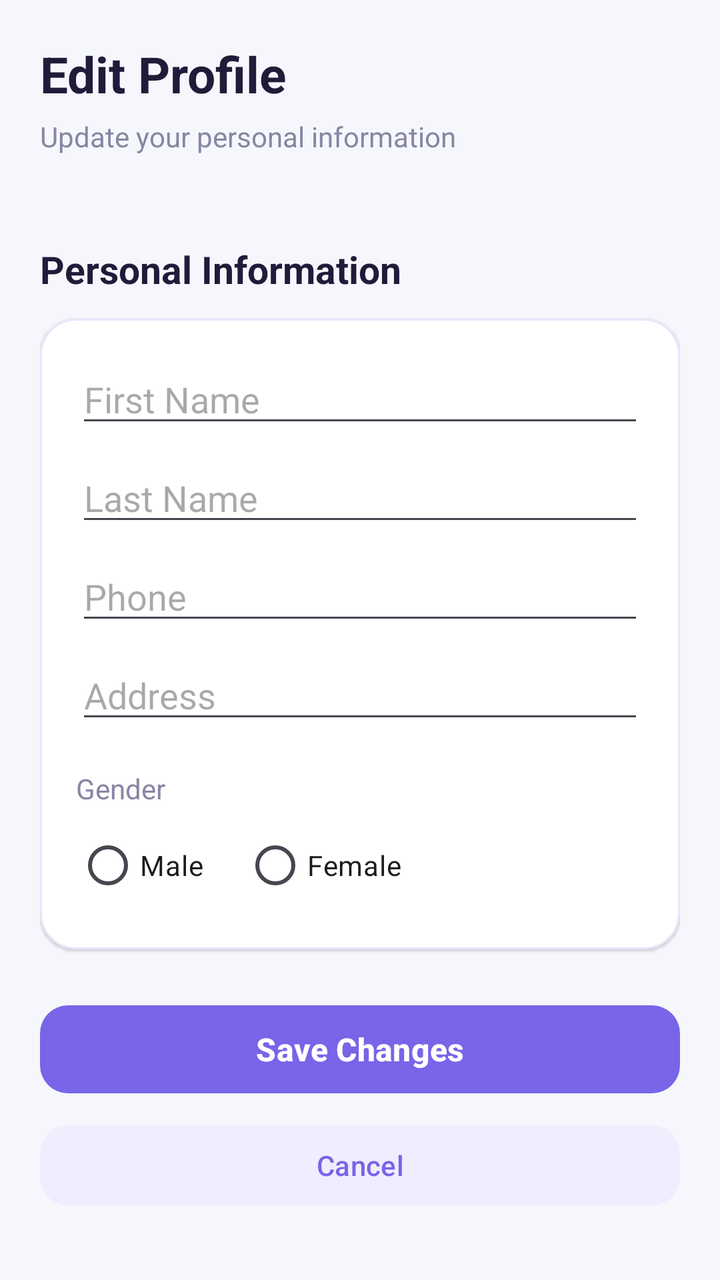
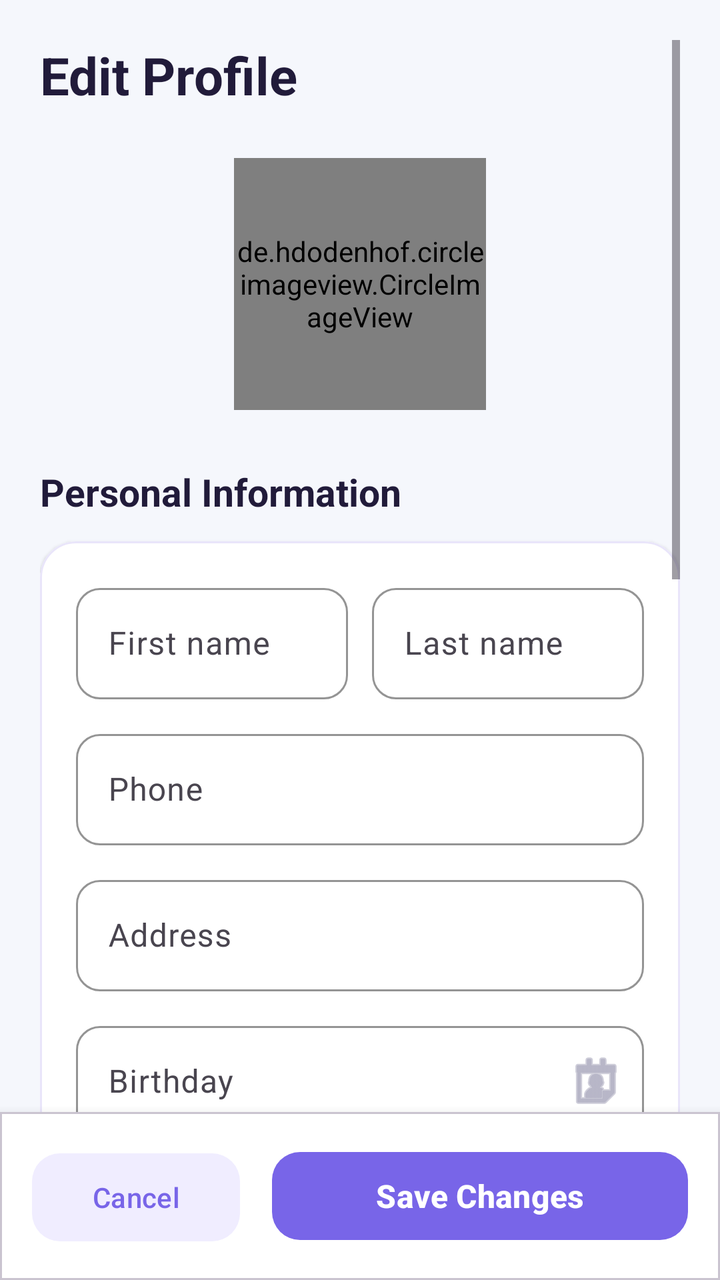

Before-and-after screenshots of an Android layout around one commit, followed by the original layout XML and the change that was made.
<!-- AndroidManifest.xml: application theme Theme.FindProfessionals -->
<!-- res/layout/activity_update_user_info.xml -->
<?xml version="1.0" encoding="utf-8"?>
<androidx.constraintlayout.widget.ConstraintLayout
    xmlns:android="http://schemas.android.com/apk/res/android"
    xmlns:app="http://schemas.android.com/apk/res-auto"
    xmlns:tools="http://schemas.android.com/tools"
    android:id="@+id/main"
    android:layout_width="match_parent"
    android:layout_height="match_parent"
    android:background="#F5F7FC"
    tools:context=".UpdateUserInfoActivity">

    <ScrollView
        android:layout_width="match_parent"
        android:layout_height="0dp"
        android:fillViewport="true"
        android:padding="20dp">

        <LinearLayout
            android:layout_width="match_parent"
            android:layout_height="wrap_content"
            android:orientation="vertical">

            <TextView
                android:layout_width="match_parent"
                android:layout_height="wrap_content"
                android:text="Edit Profile"
                android:textColor="#211B3A"
                android:textSize="25sp"
                android:textStyle="bold"/>

            <TextView
                android:layout_width="match_parent"
                android:layout_height="wrap_content"
                android:layout_marginTop="5dp"
                android:layout_marginBottom="20dp"
                android:text="Update your personal information"
                android:textColor="#8886A3"
                android:textSize="14sp"/>

            

            <TextView
                android:layout_width="wrap_content"
                android:layout_height="wrap_content"
                android:layout_marginTop="24dp"
                android:layout_marginBottom="12dp"
                android:text="Personal Information"
                android:textColor="#211B3A"
                android:textSize="19sp"
                android:textStyle="bold"/>

            <com.google.android.material.card.MaterialCardView
                android:layout_width="match_parent"
                android:layout_height="wrap_content"
                app:cardBackgroundColor="#FFFFFF"
                app:cardCornerRadius="18dp"
                app:cardElevation="1dp"
                app:strokeColor="#E9E5FA"
                app:strokeWidth="1dp">

                <LinearLayout
                    android:layout_width="match_parent"
                    android:layout_height="wrap_content"
                    android:orientation="vertical"
                    android:padding="18dp">

                    <EditText
                        android:id="@+id/editName"
                        android:layout_width="match_parent"
                        android:layout_height="wrap_content"
                        android:hint="First Name"
                        android:inputType="textPersonName"
                        android:singleLine="true"/>

                    <EditText
                        android:id="@+id/editLastName"
                        android:layout_width="match_parent"
                        android:layout_height="wrap_content"
                        android:layout_marginTop="8dp"
                        android:hint="Last Name"
                        android:inputType="textPersonName"
                        android:singleLine="true"/>

                    <EditText
                        android:id="@+id/editPhone"
                        android:layout_width="match_parent"
                        android:layout_height="wrap_content"
                        android:layout_marginTop="8dp"
                        android:hint="Phone"
                        android:inputType="phone"
                        android:singleLine="true"/>

                    <EditText
                        android:id="@+id/editAddress"
                        android:layout_width="match_parent"
                        android:layout_height="wrap_content"
                        android:layout_marginTop="8dp"
                        android:hint="Address"
                        android:inputType="textPostalAddress"/>

                    <TextView
                        android:layout_width="wrap_content"
                        android:layout_height="wrap_content"
                        android:layout_marginTop="18dp"
                        android:text="Gender"
                        android:textColor="#8886A3"
                        android:textSize="14sp"/>

                    <RadioGroup
                        android:id="@+id/editGenderGroup"
                        android:layout_width="match_parent"
                        android:layout_height="wrap_content"
                        android:orientation="horizontal"
                        android:layout_marginTop="5dp">

                        <RadioButton
                            android:id="@+id/editMale"
                            android:layout_width="wrap_content"
                            android:layout_height="wrap_content"
                            android:text="Male"/>

                        <RadioButton
                            android:id="@+id/editFemale"
                            android:layout_width="wrap_content"
                            android:layout_height="wrap_content"
                            android:layout_marginStart="20dp"
                            android:text="Female"/>

                    </RadioGroup>

                </LinearLayout>
            </com.google.android.material.card.MaterialCardView>

            

            <com.google.android.material.button.MaterialButton
                android:id="@+id/saveProfileButton"
                android:layout_width="match_parent"
                android:layout_height="52dp"
                android:layout_marginTop="24dp"
                android:text="Save Changes"
                android:textAllCaps="false"
                android:textSize="16sp"
                android:textStyle="bold"
                app:backgroundTint="#7865E8"
                app:cornerRadius="14dp"/>

            <com.google.android.material.button.MaterialButton
                android:id="@+id/cancelEditButton"
                android:layout_width="match_parent"
                android:layout_height="48dp"
                android:layout_marginTop="8dp"
                android:layout_marginBottom="20dp"
                android:text="Cancel"
                android:textAllCaps="false"
                android:textColor="#7865E8"
                app:backgroundTint="#F0EDFF"
                app:cornerRadius="14dp"/>

        </LinearLayout>
    </ScrollView>

</androidx.constraintlayout.widget.ConstraintLayout>
<!-- resources referenced by this layout -->
<resources>
  <style name="Theme.FindProfessionals" parent="Base.Theme.FindProfessionals" />
  <style name="Base.Theme.FindProfessionals" parent="Theme.Material3.DayNight.NoActionBar">
          
          
      </style>
</resources>

<!-- the commit's change to res/layout/activity_update_user_info.xml (unified diff, before → after) -->
@@ -10,44 +10,63 @@
     tools:context=".UpdateUserInfoActivity">
 
     <ScrollView
-        android:layout_width="match_parent"
+        android:layout_width="0dp"
         android:layout_height="0dp"
+        android:clipToPadding="false"
         android:fillViewport="true"
-        android:padding="20dp">
+        android:overScrollMode="never"
+        android:padding="20dp"
+        app:layout_constraintBottom_toTopOf="@+id/bottomBar"
+        app:layout_constraintEnd_toEndOf="parent"
+        app:layout_constraintStart_toStartOf="parent"
+        app:layout_constraintTop_toTopOf="parent">
 
         <LinearLayout
             android:layout_width="match_parent"
             android:layout_height="wrap_content"
             android:orientation="vertical">
+
+            
 
             <TextView
                 android:layout_width="match_parent"
                 android:layout_height="wrap_content"
                 android:text="Edit Profile"
                 android:textColor="#211B3A"
-                android:textSize="25sp"
-                android:textStyle="bold"/>
-
-            <TextView
-                android:layout_width="match_parent"
-                android:layout_height="wrap_content"
-                android:layout_marginTop="5dp"
-                android:layout_marginBottom="20dp"
-                android:text="Update your personal information"
-                android:textColor="#8886A3"
-                android:textSize="14sp"/>
+                android:textSize="26sp"
+                android:textStyle="bold" />
+
+            
+
+            <de.hdodenhof.circleimageview.CircleImageView
+                android:id="@+id/imgProfile"
+                android:src="@drawable/base_img"
+                android:layout_width="126dp"
+                android:layout_height="126dp"
+                android:layout_gravity="center_horizontal"
+                android:layout_marginTop="24dp"
+
+                android:clickable="true"
+                android:focusable="true"
+
+                android:foreground="?attr/selectableItemBackgroundBorderless"
+
+                app:civ_border_width="2dp"
+                app:civ_border_color="#E9E5FA"
+                app:civ_circle_background_color="#F0EDFF"
+            />
 
             
 
             <TextView
                 android:layout_width="wrap_content"
                 android:layout_height="wrap_content"
-                android:layout_marginTop="24dp"
+                android:layout_marginTop="28dp"
                 android:layout_marginBottom="12dp"
                 android:text="Personal Information"
                 android:textColor="#211B3A"
                 android:textSize="19sp"
-                android:textStyle="bold"/>
+                android:textStyle="bold" />
 
             <com.google.android.material.card.MaterialCardView
                 android:layout_width="match_parent"
@@ -64,39 +83,124 @@
                     android:orientation="vertical"
                     android:padding="18dp">
 
-                    <EditText
-                        android:id="@+id/editName"
-                        android:layout_width="match_parent"
-                        android:layout_height="wrap_content"
-                        android:hint="First Name"
-                        android:inputType="textPersonName"
-                        android:singleLine="true"/>
-
-                    <EditText
-                        android:id="@+id/editLastName"
-                        android:layout_width="match_parent"
-                        android:layout_height="wrap_content"
-                        android:layout_marginTop="8dp"
-                        android:hint="Last Name"
-                        android:inputType="textPersonName"
-                        android:singleLine="true"/>
-
-                    <EditText
-                        android:id="@+id/editPhone"
-                        android:layout_width="match_parent"
-                        android:layout_height="wrap_content"
-                        android:layout_marginTop="8dp"
+                    <LinearLayout
+                        android:layout_width="match_parent"
+                        android:layout_height="wrap_content"
+                        android:orientation="horizontal">
+
+                        <com.google.android.material.textfield.TextInputLayout
+                            style="?attr/textInputOutlinedStyle"
+                            android:layout_width="0dp"
+                            android:layout_height="wrap_content"
+                            android:layout_marginEnd="6dp"
+                            android:layout_weight="1"
+                            android:hint="First name"
+                            app:boxCornerRadiusBottomEnd="12dp"
+                            app:boxCornerRadiusBottomStart="12dp"
+                            app:boxCornerRadiusTopEnd="12dp"
+                            app:boxCornerRadiusTopStart="12dp"
+                            app:boxStrokeColor="#7865E8"
+                            app:hintTextColor="#7865E8">
+
+                            <EditText
+                                android:id="@+id/editName"
+                                android:layout_width="match_parent"
+                                android:layout_height="wrap_content"
+                                android:inputType="textPersonName|textCapWords"
+                                android:singleLine="true" />
+                        </com.google.android.material.textfield.TextInputLayout>
+
+                        <com.google.android.material.textfield.TextInputLayout
+                            style="?attr/textInputOutlinedStyle"
+                            android:layout_width="0dp"
+                            android:layout_height="wrap_content"
+                            android:layout_marginStart="6dp"
+                            android:layout_weight="1"
+                            android:hint="Last name"
+                            app:boxCornerRadiusBottomEnd="12dp"
+                            app:boxCornerRadiusBottomStart="12dp"
+                            app:boxCornerRadiusTopEnd="12dp"
+                            app:boxCornerRadiusTopStart="12dp"
+                            app:boxStrokeColor="#7865E8"
+                            app:hintTextColor="#7865E8">
+
+                            <EditText
+                                android:id="@+id/editLastName"
+                                android:layout_width="match_parent"
+                                android:layout_height="wrap_content"
+                                android:inputType="textPersonName|textCapWords"
+                                android:singleLine="true" />
+                        </com.google.android.material.textfield.TextInputLayout>
+                    </LinearLayout>
+
+                    <com.google.android.material.textfield.TextInputLayout
+                        style="?attr/textInputOutlinedStyle"
+                        android:layout_width="match_parent"
+                        android:layout_height="wrap_content"
+                        android:layout_marginTop="12dp"
                         android:hint="Phone"
-                        android:inputType="phone"
-                        android:singleLine="true"/>
-
-                    <EditText
-                        android:id="@+id/editAddress"
-                        android:layout_width="match_parent"
-                        android:layout_height="wrap_content"
-                        android:layout_marginTop="8dp"
+                        app:boxCornerRadiusBottomEnd="12dp"
+                        app:boxCornerRadiusBottomStart="12dp"
+                        app:boxCornerRadiusTopEnd="12dp"
+                        app:boxCornerRadiusTopStart="12dp"
+                        app:boxStrokeColor="#7865E8"
+                        app:hintTextColor="#7865E8">
+
+                        <EditText
+                            android:id="@+id/editPhone"
+                            android:layout_width="match_parent"
+                            android:layout_height="wrap_content"
+                            android:inputType="phone"
+                            android:singleLine="true" />
+                    </com.google.android.material.textfield.TextInputLayout>
+
+                    <com.google.android.material.textfield.TextInputLayout
+                        style="?attr/textInputOutlinedStyle"
+                        android:layout_width="match_parent"
+                        android:layout_height="wrap_content"
+                        android:layout_marginTop="12dp"
                         android:hint="Address"
-                        android:inputType="textPostalAddress"/>
+                        app:boxCornerRadiusBottomEnd="12dp"
+                        app:boxCornerRadiusBottomStart="12dp"
+                        app:boxCornerRadiusTopEnd="12dp"
+                        app:boxCornerRadiusTopStart="12dp"
+                        app:boxStrokeColor="#7865E8"
+                        app:hintTextColor="#7865E8">
+
+                        <EditText
+                            android:id="@+id/editAddress"
+                            android:layout_width="match_parent"
+                            android:layout_height="wrap_content"
+                            android:inputType="textPostalAddress|textCapWords" />
+                    </com.google.android.material.textfield.TextInputLayout>
+
+                    
+                    <com.google.android.material.textfield.TextInputLayout
+                        style="?attr/textInputOutlinedStyle"
+                        android:layout_width="match_parent"
+                        android:layout_height="wrap_content"
+                        android:layout_marginTop="12dp"
+                        android:hint="Birthday"
+                        app:boxCornerRadiusBottomEnd="12dp"
+                        app:boxCornerRadiusBottomStart="12dp"
+                        app:boxCornerRadiusTopEnd="12dp"
+                        app:boxCornerRadiusTopStart="12dp"
+                        app:boxStrokeColor="#7865E8"
+                        app:endIconDrawable="@android:drawable/ic_menu_my_calendar"
+                        app:endIconMode="custom"
+                        app:endIconTint="#8886A3"
+                        app:hintTextColor="#7865E8">
+
+                        <EditText
+                            android:id="@+id/editBirthday"
+                            android:layout_width="match_parent"
+                            android:layout_height="wrap_content"
+                            android:clickable="true"
+                            android:cursorVisible="false"
+                            android:focusable="false"
+                            android:inputType="none"
+                            android:singleLine="true" />
+                    </com.google.android.material.textfield.TextInputLayout>
 
                     <TextView
                         android:layout_width="wrap_content"
@@ -104,28 +208,31 @@
                         android:layout_marginTop="18dp"
                         android:text="Gender"
                         android:textColor="#8886A3"
-                        android:textSize="14sp"/>
+                        android:textSize="14sp" />
 
                     <RadioGroup
                         android:id="@+id/editGenderGroup"
                         android:layout_width="match_parent"
                         android:layout_height="wrap_content"
-                        android:orientation="horizontal"
-                        android:layout_marginTop="5dp">
+                        android:layout_marginTop="4dp"
+                        android:orientation="horizontal">
 
                         <RadioButton
                             android:id="@+id/editMale"
                             android:layout_width="wrap_content"
                             android:layout_height="wrap_content"
-                            android:text="Male"/>
+                            android:text="Male"
+                            android:textColor="#211B3A"
+                            app:buttonTint="#7865E8" />
 
                         <RadioButton
                             android:id="@+id/editFemale"
                             android:layout_width="wrap_content"
                             android:layout_height="wrap_content"
-                            android:layout_marginStart="20dp"
-                            android:text="Female"/>
-
+                            android:layout_marginStart="24dp"
+                            android:text="Female"
+                            android:textColor="#211B3A"
+                            app:buttonTint="#7865E8" />
                     </RadioGroup>
 
                 </LinearLayout>
@@ -133,31 +240,169 @@
 
             
 
+            <LinearLayout
+                android:id="@+id/professionalSection"
+                android:layout_width="match_parent"
+                android:layout_height="wrap_content"
+                android:orientation="vertical">
+
+                <TextView
+                    android:layout_width="wrap_content"
+                    android:layout_height="wrap_content"
+                    android:layout_marginTop="28dp"
+                    android:layout_marginBottom="12dp"
+                    android:text="Professional Information"
+                    android:textColor="#211B3A"
+                    android:textSize="19sp"
+                    android:textStyle="bold" />
+
+                <com.google.android.material.card.MaterialCardView
+                    android:layout_width="match_parent"
+                    android:layout_height="wrap_content"
+                    app:cardBackgroundColor="#FFFFFF"
+                    app:cardCornerRadius="18dp"
+                    app:cardElevation="1dp"
+                    app:strokeColor="#E9E5FA"
+                    app:strokeWidth="1dp">
+
+                    <LinearLayout
+                        android:layout_width="match_parent"
+                        android:layout_height="wrap_content"
+                        android:orientation="vertical"
+                        android:padding="18dp">
+
+                        <com.google.android.material.textfield.TextInputLayout
+                            style="?attr/textInputOutlinedStyle"
+                            android:layout_width="match_parent"
+                            android:layout_height="wrap_content"
+                            android:hint="About you"
+                            app:boxCornerRadiusBottomEnd="12dp"
+                            app:boxCornerRadiusBottomStart="12dp"
+                            app:boxCornerRadiusTopEnd="12dp"
+                            app:boxCornerRadiusTopStart="12dp"
+                            app:boxStrokeColor="#7865E8"
+                            app:counterEnabled="true"
+                            app:counterMaxLength="300"
+                            app:hintTextColor="#7865E8">
+
+                            <EditText
+                                android:id="@+id/editDescription"
+                                android:layout_width="match_parent"
+                                android:layout_height="wrap_content"
+                                android:gravity="top|start"
+                                android:inputType="textMultiLine|textCapSentences"
+                                android:maxLines="6"
+                                android:minLines="3" />
+                        </com.google.android.material.textfield.TextInputLayout>
+
+                        <com.google.android.material.textfield.TextInputLayout
+                            style="?attr/textInputOutlinedStyle"
+                            android:layout_width="match_parent"
+                            android:layout_height="wrap_content"
+                            android:layout_marginTop="12dp"
+                            android:hint="Tags"
+                            app:boxCornerRadiusBottomEnd="12dp"
+                            app:boxCornerRadiusBottomStart="12dp"
+                            app:boxCornerRadiusTopEnd="12dp"
+                            app:boxCornerRadiusTopStart="12dp"
+                            app:boxStrokeColor="#7865E8"
+                            app:helperText="Separate with commas, e.g. plumber, electrician"
+                            app:helperTextTextColor="#8886A3"
+                            app:hintTextColor="#7865E8">
+
+                            <com.google.android.material.textfield.MaterialAutoCompleteTextView
+                                android:id="@+id/editTags"
+                                android:layout_width="match_parent"
+                                android:layout_height="wrap_content"
+                                android:inputType="textCapWords"
+                                android:completionThreshold="0"
+                                android:maxLength="500"
+                                android:padding="12dp"
+                                android:textColor="#17213B"
+                                android:textColorHint="#8792A8"
+                                android:textSize="14sp"/>
+                        </com.google.android.material.textfield.TextInputLayout>
+
+                        
+                        <com.google.android.material.textfield.TextInputLayout
+                            style="?attr/textInputOutlinedStyle"
+                            android:layout_width="match_parent"
+                            android:layout_height="wrap_content"
+                            android:layout_marginTop="12dp"
+                            android:hint="Working since"
+                            app:boxCornerRadiusBottomEnd="12dp"
+                            app:boxCornerRadiusBottomStart="12dp"
+                            app:boxCornerRadiusTopEnd="12dp"
+                            app:boxCornerRadiusTopStart="12dp"
+                            app:boxStrokeColor="#7865E8"
+                            app:endIconDrawable="@android:drawable/ic_menu_my_calendar"
+                            app:endIconMode="custom"
+                            app:endIconTint="#8886A3"
+                            app:hintTextColor="#7865E8">
+
+                            <EditText
+                                android:id="@+id/editStartOfJob"
+                                android:layout_width="match_parent"
+                                android:layout_height="wrap_content"
+                                android:clickable="true"
+                                android:cursorVisible="false"
+                                android:focusable="false"
+                                android:inputType="none"
+                                android:singleLine="true" />
+                        </com.google.android.material.textfield.TextInputLayout>
+
+                    </LinearLayout>
+                </com.google.android.material.card.MaterialCardView>
+
+            </LinearLayout>
+
+        </LinearLayout>
+    </ScrollView>
+
+    
+
+    <com.google.android.material.card.MaterialCardView
+        android:id="@+id/bottomBar"
+        android:layout_width="0dp"
+        android:layout_height="wrap_content"
+        app:cardBackgroundColor="#FFFFFF"
+        app:cardCornerRadius="0dp"
+        app:cardElevation="8dp"
+        app:layout_constraintBottom_toBottomOf="parent"
+        app:layout_constraintEnd_toEndOf="parent"
+        app:layout_constraintStart_toStartOf="parent">
+
+        <LinearLayout
+            android:layout_width="match_parent"
+            android:layout_height="wrap_content"
+            android:orientation="horizontal"
+            android:padding="16dp">
+
+            <com.google.android.material.button.MaterialButton
+                android:id="@+id/cancelEditButton"
+                android:layout_width="0dp"
+                android:layout_height="52dp"
+                android:layout_marginEnd="8dp"
+                android:layout_weight="1"
+                android:text="Cancel"
+                android:textAllCaps="false"
+                android:textColor="#7865E8"
+                app:backgroundTint="#F0EDFF"
+                app:cornerRadius="14dp" />
+
             <com.google.android.material.button.MaterialButton
                 android:id="@+id/saveProfileButton"
-                android:layout_width="match_parent"
+                android:layout_width="0dp"
                 android:layout_height="52dp"
-                android:layout_marginTop="24dp"
+                android:layout_marginStart="8dp"
+                android:layout_weight="2"
                 android:text="Save Changes"
                 android:textAllCaps="false"
                 android:textSize="16sp"
                 android:textStyle="bold"
                 app:backgroundTint="#7865E8"
-                app:cornerRadius="14dp"/>
-
-            <com.google.android.material.button.MaterialButton
-                android:id="@+id/cancelEditButton"
-                android:layout_width="match_parent"
-                android:layout_height="48dp"
-                android:layout_marginTop="8dp"
-                android:layout_marginBottom="20dp"
-                android:text="Cancel"
-                android:textAllCaps="false"
-                android:textColor="#7865E8"
-                app:backgroundTint="#F0EDFF"
-                app:cornerRadius="14dp"/>
-
+                app:cornerRadius="14dp" />
         </LinearLayout>
-    </ScrollView>
+    </com.google.android.material.card.MaterialCardView>
 
 </androidx.constraintlayout.widget.ConstraintLayout>
<!-- resource entries referenced after the edit -->
@@ -1,5 +1,6 @@
 <!-- resources referenced by this layout -->
 <resources>
+  <!-- drawable base_img: png bitmap (drawable-nodpi, 7294 bytes) -->
   <style name="Theme.FindProfessionals" parent="Base.Theme.FindProfessionals" />
   <style name="Base.Theme.FindProfessionals" parent="Theme.Material3.DayNight.NoActionBar">
           
